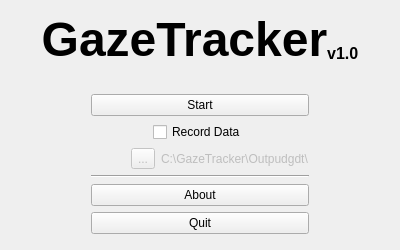
First picture: the form in GazeTracker/GazeTracker_Qt/startui.ui, repository bernhardrieder/Gaze-Tracker, before the edit.
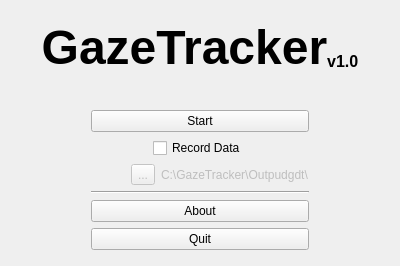
Second picture: the form after the edit.

Commit message: fixed min and max size of startUI;

What changed in the file:
```diff
--- a/GazeTracker/GazeTracker_Qt/startui.ui
+++ b/GazeTracker/GazeTracker_Qt/startui.ui
@@ -7,7 +7,7 @@
     <x>0</x>
     <y>0</y>
     <width>400</width>
-    <height>250</height>
+    <height>266</height>
    </rect>
   </property>
   <property name="sizePolicy">
@@ -19,13 +19,13 @@
   <property name="minimumSize">
    <size>
     <width>400</width>
-    <height>250</height>
+    <height>266</height>
    </size>
   </property>
   <property name="maximumSize">
    <size>
-    <width>1000</width>
-    <height>10000</height>
+    <width>400</width>
+    <height>266</height>
    </size>
   </property>
   <property name="windowTitle">
```
